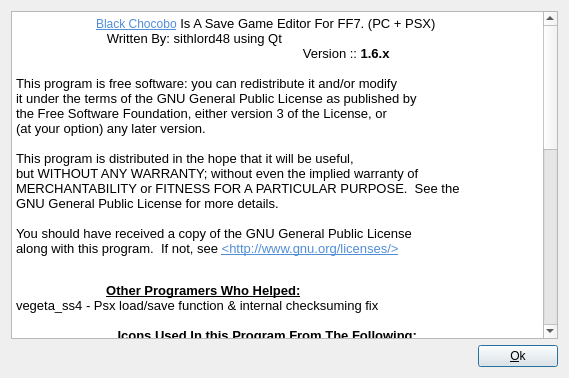
The window that about.ui (sithlord48/blackchocobo) describes before a commit, drawn with Qt 5.
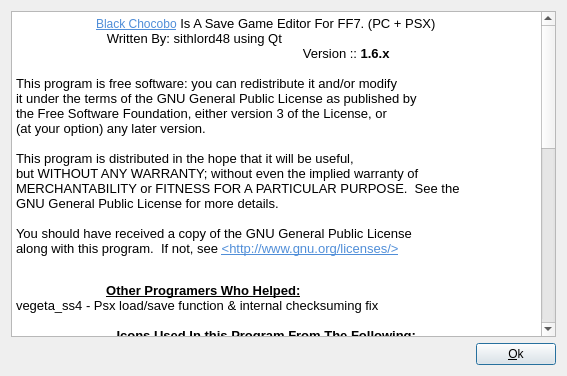
The same window after the commit. Icons and pictures are not drawn.

Commit message: tab order updated

The edit to the form file:
```diff
--- a/about.ui
+++ b/about.ui
@@ -9,8 +9,8 @@
    <rect>
     <x>0</x>
     <y>0</y>
-    <width>569</width>
-    <height>378</height>
+    <width>567</width>
+    <height>376</height>
    </rect>
   </property>
   <property name="windowTitle">
```
Left out of the diff: 4 changed lines with no effect on the pictures. The commit also changes 2 other files.
